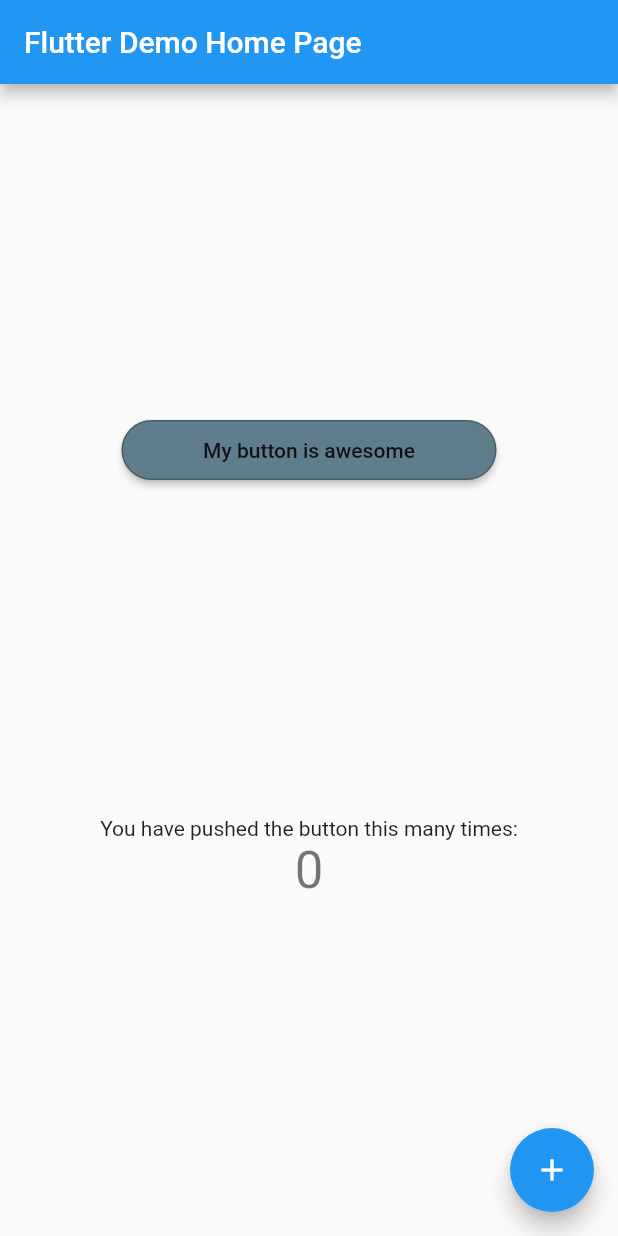
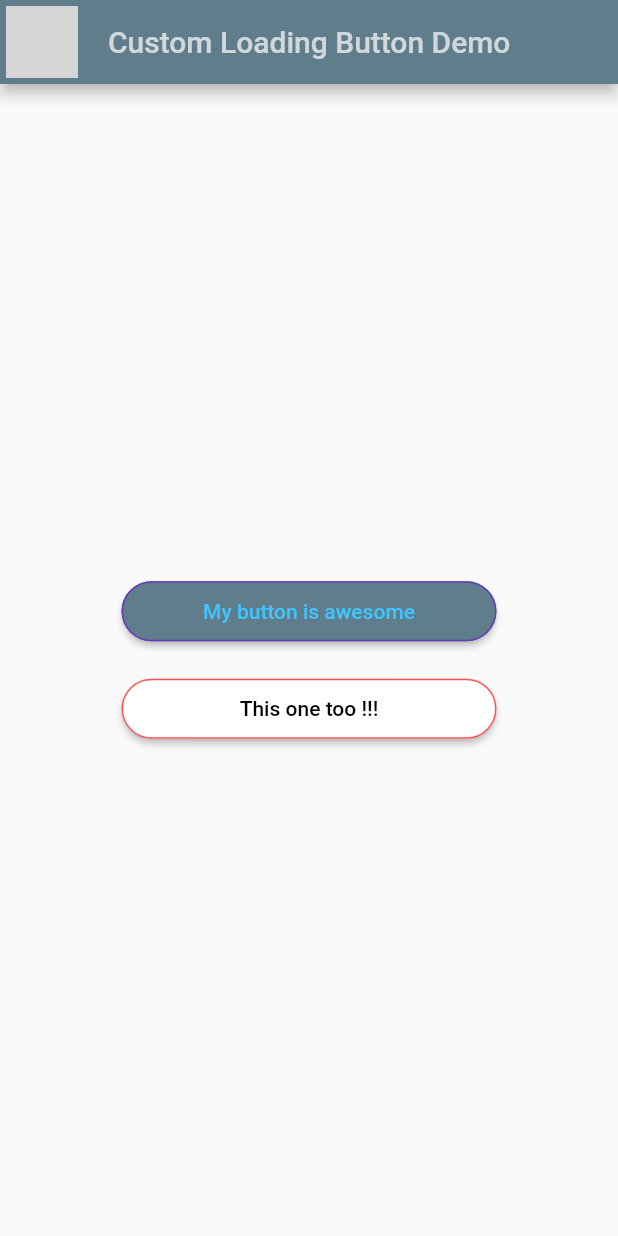
Before and after one commit to RcDevRIL/MyFlutterStudies, a Flutter app: the screen it shows after launch, on a phone screen of 412 x 824 dp. Run offline on Flutter 3.47's test engine with Material 2 defaults, Android fonts, the phone set to English and light mode, and no system bars; our stand-ins replace get_it, provider_architecture, responsive_builder; missing offline and left inert: dart:html, flutter_driver; network calls fail; grey boxes are pictures that could not be loaded.

Commit message:
[Animations] CLB v0.4
- Added customization support ! :tada:
We can now set a bunch of parameters :)

- Get rid of sample counter app elements and put 2 examples of customized buttons instead to showcase a bit !

Enjoy :rocket:

```diff
--- a/loading_button/lib/main.dart
+++ b/loading_button/lib/main.dart
@@ -16,9 +16,9 @@ class MyApp extends StatelessWidget {
     return MaterialApp(
       title: 'Flutter Demo',
       theme: ThemeData(
-        primarySwatch: Colors.blue,
+        primarySwatch: Colors.blueGrey,
       ),
-      home: MyHomePage(title: 'Flutter Demo Home Page'),
+      home: MyHomePage(title: 'Custom Loading Button Demo'),
     );
   }
 }
--- a/loading_button/lib/ui/pages/home_page.dart
+++ b/loading_button/lib/ui/pages/home_page.dart
@@ -4,50 +4,60 @@ import 'package:loading_button/ui/widgets/custom_loading_button.dart';
 class MyHomePage extends StatefulWidget {
   MyHomePage({Key key, this.title}) : super(key: key);
   final String title;
-
   @override
   _MyHomePageState createState() => _MyHomePageState();
 }
 
 class _MyHomePageState extends State<MyHomePage> {
-  int _counter = 0;
-
-  void _incrementCounter() {
-    setState(() {
-      _counter++;
-    });
-  }
-
   @override
   Widget build(BuildContext context) {
     return Scaffold(
       appBar: AppBar(
-        title: Text(widget.title),
+        leading: Padding(
+          padding: const EdgeInsets.all(4.0),
+          child: Image.network(
+            'https://symbols.getvecta.com/stencil_80/63_flutter-icon.dec5447e22.svg',
+            fit: BoxFit.scaleDown,
+          ),
+        ),
+        title: Text(
+          widget.title,
+          style: TextStyle(color: Colors.white70),
+        ),
       ),
       body: Center(
         child: Column(
-          mainAxisAlignment: MainAxisAlignment.spaceEvenly,
+          mainAxisAlignment: MainAxisAlignment.center,
           children: <Widget>[
-            CustomLoadingButton(),
-            Column(
-              children: <Widget>[
-                Text(
-                  'You have pushed the button this many times:',
-                ),
-                Text(
-                  '$_counter',
-                  style: Theme.of(context).textTheme.headline4,
-                ),
-              ],
+            buttonShowCaseList.elementAt(0),
+            SizedBox(
+              height: 25.0,
             ),
+            buttonShowCaseList.elementAt(1),
           ],
         ),
-      ),
-      floatingActionButton: FloatingActionButton(
-        onPressed: _incrementCounter,
-        tooltip: 'Increment',
-        child: Icon(Icons.add),
       ),
     );
   }
 }
+
+List<CustomLoadingButton> buttonShowCaseList = [
+  CustomLoadingButton(
+    buttonText: 'My button is awesome',
+    beginBackgroundColor: const Color(0xFF607D8B),
+    endBackgroundColor: const Color(0xAFAF8F5F),
+    borderColor: Colors.deepPurple,
+    iconAfterComplete: Icons.save_alt,
+    iconColor: Colors.deepPurpleAccent,
+    textColor: Colors.lightBlueAccent,
+  ),
+  CustomLoadingButton(
+    buttonText: 'This one too !!!',
+    beginBackgroundColor: Colors.white,
+    endBackgroundColor: const Color(0xFF607D8B),
+    borderColor: Colors.redAccent,
+    iconAfterComplete: Icons.delete,
+    iconColor: const Color(0xCCFFFFFF),
+    textColor: const Color(0xFF000000),
+  ),
+];
--- a/loading_button/lib/ui/widgets/custom_loading_button.dart
+++ b/loading_button/lib/ui/widgets/custom_loading_button.dart
@@ -1,9 +1,31 @@
 import 'package:flutter/material.dart';
 
 class CustomLoadingButton extends StatefulWidget {
+  final String buttonText;
+  final double width;
+  final double height;
+  final IconData iconAfterComplete;
+  final Color textColor;
+  final Color beginBackgroundColor;
+  final Color endBackgroundColor;
+  final Color iconColor;
+  final Color borderColor;
+
   CustomLoadingButton({
     Key key,
-  }) : super(key: key);
+    @required this.buttonText,
+    this.height = 40.0,
+    this.width = 250.0,
+    this.iconAfterComplete = Icons.check,
+    this.textColor = const Color(0xFFFFFFFF),
+    @required this.beginBackgroundColor,
+    this.endBackgroundColor = const Color(0xFF607D8B),
+    this.iconColor = const Color(0xFFFFFFFF),
+    this.borderColor = const Color(0x42000000),
+  })  : // Minimum size for [CircularProgressIndicator] to fit in [CircleBorder]
+        //is 75.0 width, 40.0 height (after first tests), so we don't want to break animation
+        assert(width >= 75.0 && height >= 40.0),
+        super(key: key);
 
   @override
   _CustomLoadingButtonState createState() => _CustomLoadingButtonState();
@@ -11,32 +33,45 @@ class CustomLoadingButton extends StatefulWidget {
 
 class _CustomLoadingButtonState extends State<CustomLoadingButton>
     with TickerProviderStateMixin {
-  /// Used to perform animation on this Button
+  /// Used to perform animation on this [Button]
   AnimationController animationController;
 
-  /// Used to manipulate width value for our Button
+  /// Used to manipulate width value for this [Button]
   Animation<double> widthAnimation;
+
+  /// Used to manipulate [backgroundColor] value for this [Button]
+  /// TODO add support for a third Color -if wanted by user- that could be used when Icon is shown.
+  Animation<Color> backgroundColorAnimation;
 
   /// Used to track whether this button is collapsed or not
   bool _isCollapsed = false;
 
-  /// Used to manipulate the border that is applied to this Button
+  /// Used to manipulate the [Border] that is applied to this [Button]
   ShapeBorder _shapeBorder;
 
-  /// Used to manipulate the child of this button
+  /// Used to manipulate the child of this [Button]
   Widget child;
 
   @override
   void initState() {
     super.initState();
+
     animationController = AnimationController(
       duration: Duration(
         milliseconds: 250,
       ),
       vsync: this,
     );
+    backgroundColorAnimation = ColorTween(
+      begin: widget.beginBackgroundColor,
+      //if [endBackgroundColor] is not set, use [beginBackgroundColor] as default.
+      end: widget.endBackgroundColor ?? widget.beginBackgroundColor,
+    ).animate(animationController)
+      ..addListener(() {
+        setState(() {});
+      });
     widthAnimation = Tween<double>(
-      begin: 250.0,
+      begin: widget.width,
       end: 75.0,
     ).animate(animationController)
       ..addListener(() {
@@ -44,12 +79,15 @@ class _CustomLoadingButtonState extends State<CustomLoadingButton>
       })
       ..addStatusListener((status) {
         if (status == AnimationStatus.completed) {
-          //After animation is completed I wanted to add a Check icon, direct implementation is to wait 2sec and then set the state of child Widget
+          //After animation is completed I wanted to add an icon, direct implementation is to wait 2sec and then set the state of child Widget
           Future.delayed(Duration(seconds: 2)).then((value) {
-            setState(() => child = Icon(
-                  Icons.check,
-                  color: Colors.brown[25], //Don't ask me why this color :D
-                ));
+            setState(() {
+              if (_isCollapsed)
+                child = Icon(
+                  widget.iconAfterComplete,
+                  color: widget.iconColor,
+                );
+            });
           });
         }
       });
@@ -57,12 +95,12 @@ class _CustomLoadingButtonState extends State<CustomLoadingButton>
       borderRadius: BorderRadius.circular(20.0),
       side: BorderSide(
         style: BorderStyle.solid,
-        color: Colors.black26,
+        color: widget.borderColor,
         width: 1.0,
       ),
     );
     child = Text(
-      'My button is awesome',
+      widget.buttonText,
       softWrap: false,
     );
   }
@@ -73,10 +111,7 @@ class _CustomLoadingButtonState extends State<CustomLoadingButton>
       duration: Duration(milliseconds: 250),
       curve: Curves.easeIn,
       width: widthAnimation.value,
-      constraints: BoxConstraints(
-        maxHeight: 50.0,
-      ),
-      height: 40.0,
+      height: widget.height,
       child: RaisedButton(
         onPressed: () {
           setState(() {
@@ -92,13 +127,13 @@ class _CustomLoadingButtonState extends State<CustomLoadingButton>
                   borderRadius: BorderRadius.circular(20.0),
                   side: BorderSide(
                     style: BorderStyle.solid,
-                    color: Colors.black26,
+                    color: widget.borderColor,
                     width: 1.0,
                   ),
                 );
                 //Also waiting to shift child, so Text is not truncated too long
                 child = Text(
-                  'My button is awesome',
+                  widget.buttonText,
                   softWrap: false,
                 );
               });
@@ -106,14 +141,14 @@ class _CustomLoadingButtonState extends State<CustomLoadingButton>
               animationController.forward();
               _shapeBorder = CircleBorder(
                 side: BorderSide(
-                  color: Colors.black26,
+                  color: widget.borderColor,
                   style: BorderStyle.solid,
                   width: 1.0,
                 ),
               );
               child = CircularProgressIndicator(
                 valueColor: AlwaysStoppedAnimation<Color>(
-                  Colors.black45,
+                  widget.borderColor,
                 ),
                 strokeWidth: 3.0,
               );
@@ -121,11 +156,11 @@ class _CustomLoadingButtonState extends State<CustomLoadingButton>
             _isCollapsed = !_isCollapsed;
           });
         },
-        color: Colors.blueGrey,
+        color: backgroundColorAnimation.value,
         elevation: 2.0,
         focusElevation: 1.0,
         shape: _shapeBorder,
-        textColor: Colors.brown[25],
+        textColor: widget.textColor,
         child: child,
       ),
     );
```
